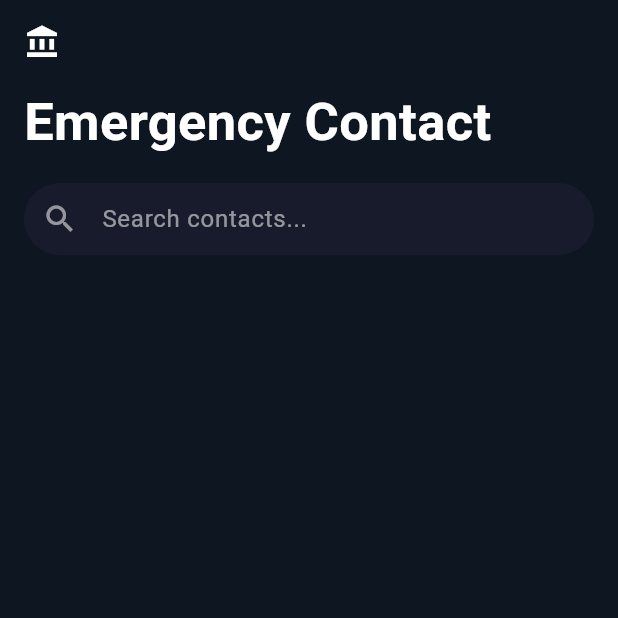
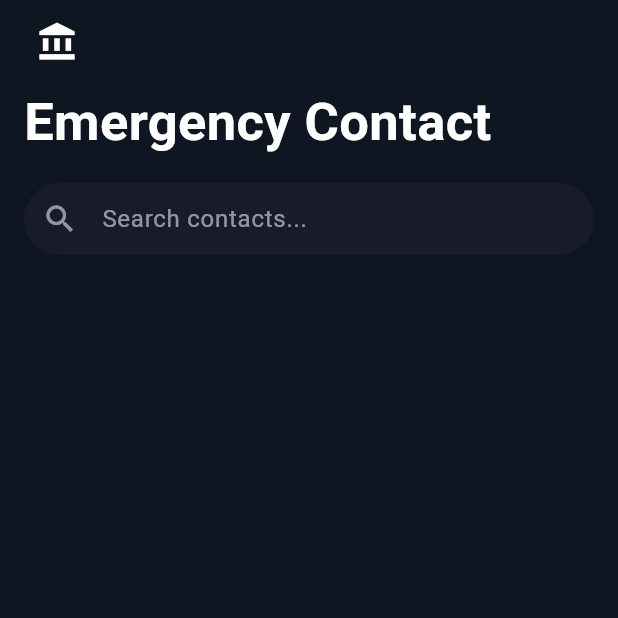
Before and after one commit to adammekki/govconnect, a Flutter app: the EmergencyContactsScreen screen opened by its route, on a phone screen of 412 x 824 dp, the top half of it. Run offline on Flutter 3.47's test engine with Material 3 defaults, Android fonts, the phone set to English and light mode, and no system bars; our stand-ins replace cloud_firestore, firebase_auth, firebase_core, firebase_messaging, firebase_storage, flutter_local_notifications and 6 more; missing offline and left inert: translator; accounts and stored records are empty.

Commit message:
fix: update user role checks and navigation button behavior across multiple screens

```diff
--- a/lib/screens/Feed/FeedScreen.dart
+++ b/lib/screens/Feed/FeedScreen.dart
@@ -390,7 +390,7 @@ class _FeedScreenState extends State<FeedScreen> {
             activeIcon: Icon(Icons.person, size: 28),
             label: '',
           ),
-          if (_userRole != 'citizen')
+          if (_userRole != null && _userRole != 'citizen')
             BottomNavigationBarItem(
               icon: Icon(Icons.ads_click_outlined, size: 28),
               activeIcon: Icon(Icons.ads_click, size: 28),
--- a/lib/screens/emergencies/emergency.dart
+++ b/lib/screens/emergencies/emergency.dart
@@ -38,9 +38,14 @@ class _EmergencyContactsScreenState extends State<EmergencyContactsScreen> {
       appBar: AppBar(
         backgroundColor: Colors.transparent,
         elevation: 0,
-        leading: IconButton(
-          icon: const Icon(Icons.account_balance, color: Colors.white),
-          onPressed: () => Navigator.of(context).pushNamed('/feed'),
+        leading: Padding(
+          padding: const EdgeInsets.only(left: 16.0),
+          child: IconButton(
+            icon: Icon(Icons.account_balance, color: Colors.white, size: 28),
+            onPressed: () {
+              Navigator.of(context).pushReplacementNamed('/feed');
+            },
+          ),
         ),
       ),
       body: Consumer<EmergencyProvider>(
```
Also changed, not shown: lib/screens/advertisements/AdsReview.dart (+9 -4 lines), lib/screens/communication/chat/chatGrid.dart (+7 -2 lines), lib/screens/notifications/notifications_screen.dart (+7 -2 lines), lib/screens/profile_screen.dart (+7 -2 lines).
